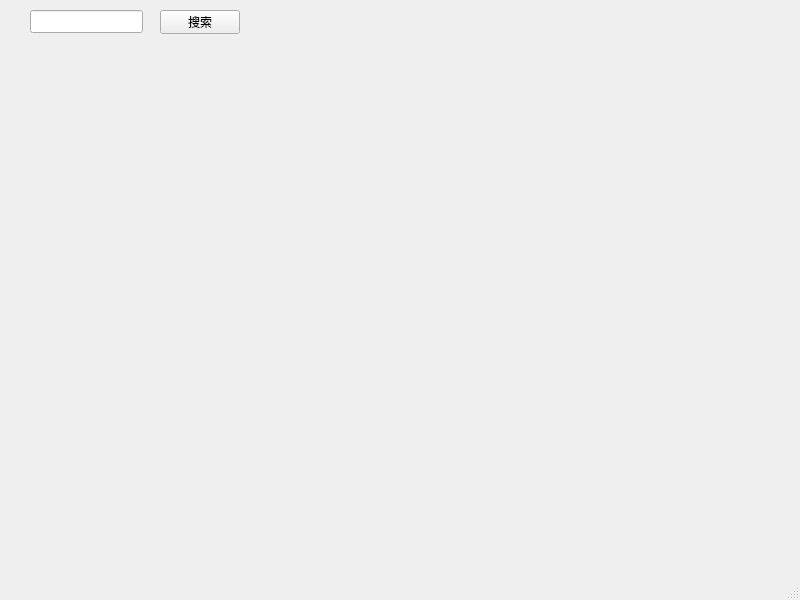
This is main-widget/mainwindow.ui in duhbbx/lele-tools as Qt 5 draws it before an edit. The edited form follows.
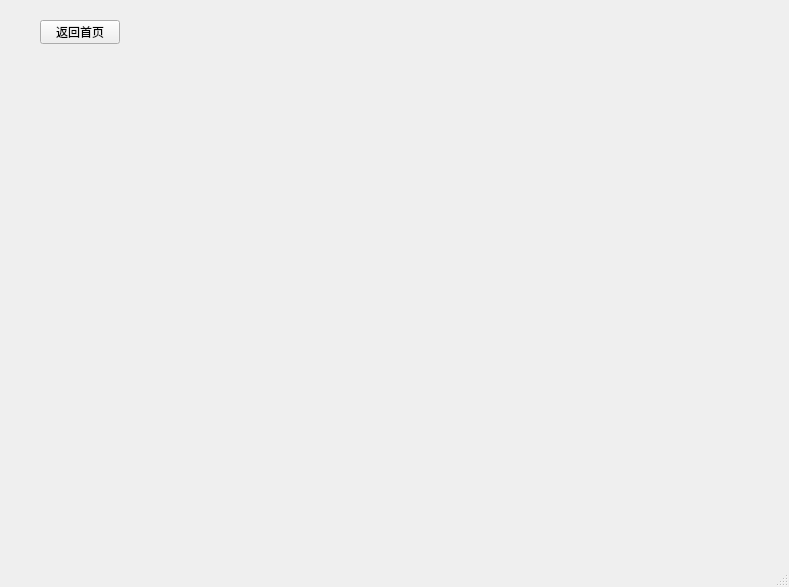
This is the edited form.

Diff of the .ui file:
```diff
--- a/main-widget/mainwindow.ui
+++ b/main-widget/mainwindow.ui
@@ -6,35 +6,35 @@
    <rect>
     <x>0</x>
     <y>0</y>
-    <width>800</width>
-    <height>600</height>
+    <width>789</width>
+    <height>587</height>
    </rect>
   </property>
   <property name="windowTitle">
    <string>MainWindow</string>
   </property>
   <widget class="QWidget" name="centralwidget">
-   <widget class="QLineEdit" name="toolSearchInput">
+   <widget class="QStackedWidget" name="stackedWidget">
     <property name="geometry">
      <rect>
-      <x>30</x>
-      <y>10</y>
-      <width>113</width>
-      <height>23</height>
+      <x>50</x>
+      <y>120</y>
+      <width>701</width>
+      <height>371</height>
      </rect>
     </property>
    </widget>
    <widget class="QPushButton" name="toolSearchButton">
     <property name="geometry">
      <rect>
-      <x>160</x>
-      <y>10</y>
+      <x>40</x>
+      <y>20</y>
       <width>80</width>
       <height>24</height>
      </rect>
     </property>
     <property name="text">
-     <string>搜索</string>
+     <string>返回首页</string>
     </property>
    </widget>
   </widget>
```
Left out of the diff: 6 changed lines with no effect on the pictures.
